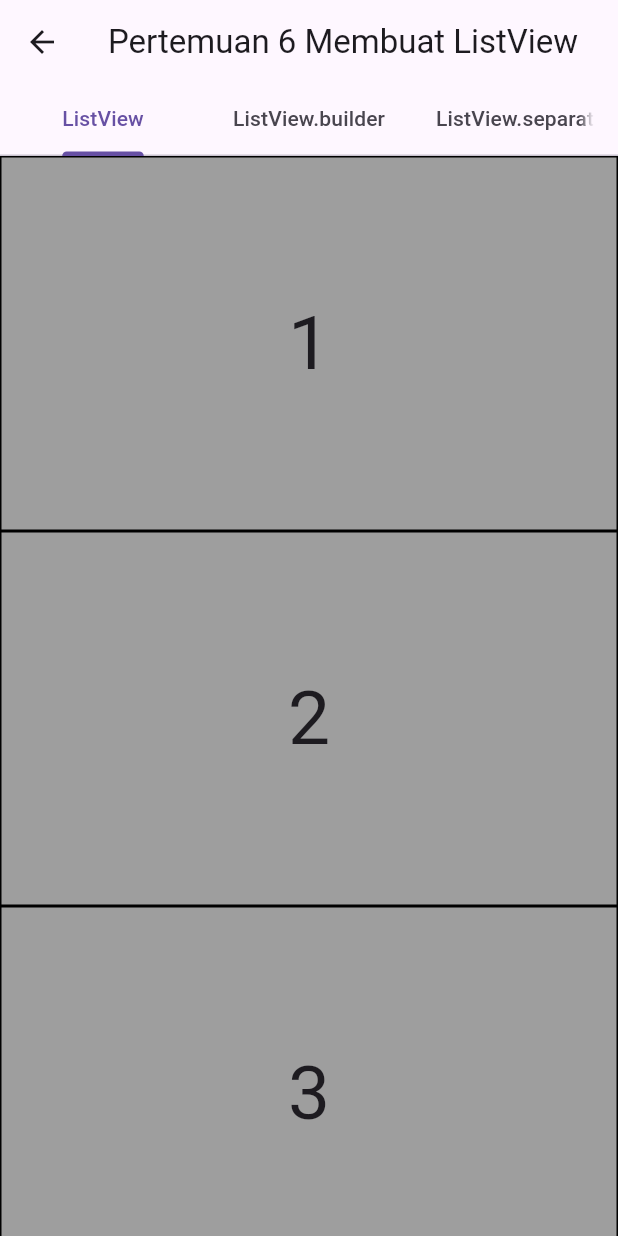
After one commit to Alvalfa28/wisata_mobile1, a Flutter app: the screen it shows after launch, after a tap on "Mari Kita Mulai", on a phone screen of 412 x 824 dp. The commit adds this screen. Run offline on Flutter 3.47's test engine with Material 3 defaults, Android fonts, the phone set to English and light mode, and no system bars; our stand-ins replace lottie; network calls fail.

Commit message:
pertemuan 6 mobile

```diff
--- /dev/null
+++ b/lib/const.dart
@@ -0,0 +1,5 @@
+import 'package:flutter/material.dart';
+
+const kButtonColor = Color(0xFF1B1B1B);
+const kBackgroundColor = Color(0xFFF0F3F5);
+const blueTextColor = Color(0xFF2B56CC);
--- /dev/null
+++ b/lib/latihanmodul/pertemuan6.dart
@@ -0,0 +1,117 @@
+import 'package:flutter/material.dart';
+
+class Pertemuan6 extends StatelessWidget {
+  const Pertemuan6({super.key});
+
+  @override
+  Widget build(BuildContext context) {
+    return DefaultTabController(
+        length: 3,
+        child: Scaffold(
+          appBar: AppBar(
+            title: Text('Pertemuan 6 Membuat ListView'),
+            bottom: TabBar(tabs: [
+              Tab(
+                text: 'ListView',
+              ),
+              Tab(
+                text: 'ListView.builder',
+              ),
+              Tab(
+                text: 'ListView.separated',
+              ),
+            ]),
+          ),
+          body: TabBarView(children: [
+            ContohListView(),
+            ContohListViewBuilder(),
+            ContohListViewSeparated(),
+          ]),
+        ));
+  }
+}
+
+class ContohListView extends StatelessWidget {
+  final List<int> numberList = [1, 2, 3, 4, 5, 6, 7, 8];
+  ContohListView({super.key});
+
+  @override
+  Widget build(BuildContext context) {
+    return ListView(
+      children: numberList.map((int number) {
+        return Container(
+          height: 250,
+          decoration: BoxDecoration(
+            color: Colors.grey,
+            border: Border.all(color: Colors.black),
+          ),
+          child: Center(
+            child: Text(
+              '$number',
+              style: TextStyle(fontSize: 50),
+            ),
+          ),
+        );
+      }).toList(),
+    );
+  }
+}
+
+class ContohListViewBuilder extends StatelessWidget {
+  final List<int> numberList = [1, 2, 3, 4, 5, 6, 7, 8];
+  ContohListViewBuilder({super.key});
+
+  @override
+  Widget build(BuildContext context) {
+    return ListView.builder(
+      itemBuilder: (context, index) {
+        return Container(
+          height: 250,
+          decoration: BoxDecoration(
+            color: Colors.blue,
+            border: Border.all(color: Colors.black),
+          ),
+          child: Center(
+            child: Text(
+              '${numberList[index]}',
+              style: TextStyle(fontSize: 50),
+            ),
+          ),
+        );
+      },
+      itemCount: numberList.length,
+    );
+  }
+}
+
+class ContohListViewSeparated extends StatelessWidget {
+  final List<int> numberList = [1, 2, 3, 4, 5, 6, 7, 8];
+  ContohListViewSeparated({super.key});
+
+  @override
+  Widget build(BuildContext context) {
+    return ListView.separated(
+        itemBuilder: (context, index) {
+          return Container(
+            height: 250,
+            decoration: BoxDecoration(
+              color: Colors.green,
+              border: Border.all(color: Colors.black),
+            ),
+            child: Center(
+              child: Text(
+                '${numberList[index]}',
+                style: TextStyle(fontSize: 50),
+              ),
+            ),
+          );
+        },
+        separatorBuilder: (context, index) {
+          return Container(
+            height: 10,
+            color: Colors.amber,
+          );
+        },
+        itemCount: numberList.length);
+  }
+}
--- a/lib/main.dart
+++ b/lib/main.dart
@@ -1,7 +1,10 @@
+import 'package:aslab_travel/latihanmodul/pertemuan5.dart';
+import 'package:aslab_travel/latihanmodul/pertemuan6.dart';
 import 'package:aslab_travel/screens/SplashScreen.dart';
+import 'package:aslab_travel/screens/landing_page.dart';
 import 'package:flutter/material.dart';
 
-void main(){
+void main() {
   runApp(TravelApp());
 }
 
@@ -12,7 +15,7 @@ class TravelApp extends StatelessWidget {
   Widget build(BuildContext context) {
     return MaterialApp(
       debugShowCheckedModeBanner: false,
-      home: SplashScreen(),
+      home: LandingPageOne(),
     );
   }
 }
--- /dev/null
+++ b/lib/screens/landing_page.dart
@@ -0,0 +1,191 @@
+import 'package:aslab_travel/const.dart';
+import 'package:aslab_travel/latihanmodul/pertemuan6.dart';
+import 'package:aslab_travel/model/landing_model.dart';
+import 'package:flutter/material.dart';
+
+class LandingPageOne extends StatefulWidget {
+  const LandingPageOne({super.key});
+
+  @override
+  State<LandingPageOne> createState() => _LandingPageOneState();
+}
+
+class _LandingPageOneState extends State<LandingPageOne> {
+  int currentIndex = 0;
+  Widget dotIndicator(int index) {
+    return AnimatedContainer(
+      duration: Duration(microseconds: 400),
+      margin: EdgeInsets.only(right: 6),
+      width: 20,
+      height: 4,
+      decoration: BoxDecoration(
+          borderRadius: BorderRadius.circular(15),
+          color: index == currentIndex ? Colors.white : Colors.white54),
+    );
+  }
+
+  @override
+  Widget build(BuildContext context) {
+    return Scaffold(
+      body: Stack(
+        children: [
+          PageView.builder(
+            itemCount: landingpage.length,
+            onPageChanged: (value) {
+              setState(() {
+                currentIndex = value;
+              });
+            },
+            itemBuilder: (context, index) {
+              return Image.network(
+                landingpage[index].image,
+                fit: BoxFit.cover,
+              );
+            },
+          ),
+          Padding(
+            padding: const EdgeInsets.symmetric(horizontal: 15),
+            child: Column(
+              children: [
+                const SizedBox(height: 150),
+                Column(
+                  children: [
+                    Text(
+                      landingpage[currentIndex].name,
+                      style: const TextStyle(
+                        fontSize: 45,
+                        color: Colors.white,
+                        fontWeight: FontWeight.w500,
+                        fontFamily: "NunitoSans",
+                        height: 1,
+                      ),
+                    ),
+                    const SizedBox(
+                      height: 10,
+                    ),
+                    const Text(
+                      "Ayo jelajahi Indonesia bersama kami dan ciptakan kenangan tak terlupakan yang akan bertahan seumur hidup.",
+                      style: TextStyle(
+                          fontSize: 11,
+                          color: Colors.white,
+                          fontWeight: FontWeight.w500,
+                          fontFamily: "NunitoSans"),
+                    ),
+                    const SizedBox(
+                      height: 10,
+                    ),
+                    SizedBox(
+                      child: Column(
+                        children: [
+                          Row(
+                            mainAxisAlignment: MainAxisAlignment.start,
+                            children: List.generate(
+                              landingpage.length,
+                              dotIndicator,
+                            ),
+                          ),
+                        ],
+                      ),
+                    )
+                  ],
+                ),
+              ],
+            ),
+          ),
+          Align(
+            alignment: Alignment.bottomCenter,
+            child: SizedBox(
+              height: 185,
+              child: Column(
+                children: [
+                  const SizedBox(height: 20),
+                  ClipRRect(
+                    borderRadius: const BorderRadius.only(
+                      topLeft: Radius.circular(15),
+                      topRight: Radius.circular(15),
+                    ),
+                    child: Container(
+                      padding: const EdgeInsets.all(35),
+                      color: Colors.white,
+                      child: Column(
+                        children: [
+                          GestureDetector(
+                            onTap: () {
+                              Navigator.push(
+                                context,
+                                MaterialPageRoute(
+                                  builder: (context) => Pertemuan6(),
+                                ),
+                              );
+                            },
+                            child: Container(
+                              height: 60,
+                              decoration: BoxDecoration(
+                                  borderRadius: BorderRadius.circular(15),
+                                  boxShadow: const [
+                                    BoxShadow(
+                                      color: Colors.black12,
+                                      offset: Offset(0, 5),
+                                      spreadRadius: 15,
+                                      blurRadius: 15,
+                                    )
+                                  ],
+                                  color: kButtonColor),
+                              child: const Center(
+                                child: Row(
+                                  mainAxisAlignment: MainAxisAlignment.center,
+                                  children: [
+                                    Text(
+                                      "Mari Kita Mulai",
+                                      style: TextStyle(
+                                          fontSize: 16,
+                                          color: Colors.white,
+                                          fontWeight: FontWeight.bold),
+                                    ),
+                                    SizedBox(
+                                      width: 5,
+                                    ),
+                                    Icon(
+                                      Icons.arrow_forward,
+                                      color: Colors.white,
+                                      size: 20,
+                                    ),
+                                  ],
+                                ),
+                              ),
+                            ),
+                          ),
+                          const SizedBox(height: 15),
+                          const Text.rich(
+                            TextSpan(
+                              children: [
+                                TextSpan(
+                                  text: "sudah punya akun? ",
+                                  style: TextStyle(
+                                    color: kButtonColor,
+                                    fontSize: 14,
+                                  ),
+                                ),
+                                TextSpan(
+                                  text: "Masuk",
+                                  style: TextStyle(
+                                    color: blueTextColor,
+                                    fontSize: 14,
+                                  ),
+                                ),
+                              ],
+                            ),
+                          ),
+                        ],
+                      ),
+                    ),
+                  )
+                ],
+              ),
+            ),
+          )
+        ],
+      ),
+    );
+  }
+}
```
Also changed, not shown: lib/latihanmodul/pertemuan5.dart (added, +99 -0 lines), lib/model/landing_model.dart (added, +20 -0 lines).
